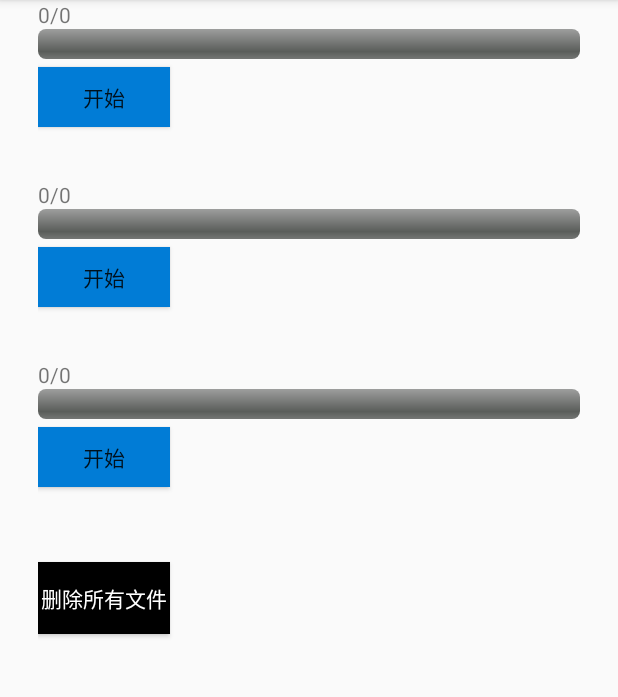
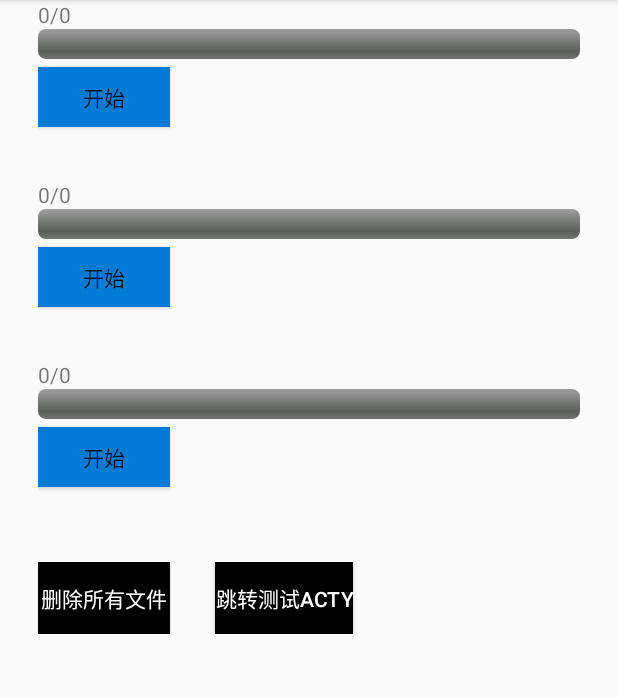
Before and after one commit to yaowen369/DownloadHelper, an Android app: the screen it shows after launch (MainActivity), on a phone screen of 412 x 824 dp, the part 84-781 px from its top. Run offline under Robolectric (Android 15) with nearby library versions, the phone set to English and light mode, and no system bars.

```diff
--- a/sample/src/main/java/com/yaoxiaowen/download/sample/MainActivity.java
+++ b/sample/src/main/java/com/yaoxiaowen/download/sample/MainActivity.java
@@ -22,6 +22,7 @@ import com.yaoxiaowen.download.FileInfo;
 import com.yaoxiaowen.download.DownloadHelper;
 import com.yaoxiaowen.download.sample.utils.Utils_Parse;
 import com.yaoxiaowen.download.utils.DebugUtils;
+import com.yaoxiaowen.download.utils.LogUtils;
 
 import java.io.File;
 
@@ -34,27 +35,26 @@ public class MainActivity extends AppCompatActivity implements View.OnClickListe
 
     public static final String TAG = "weny SimpleMainActivity";
 
-
     //Todo 同程旅游的下载地址 ：     "http://s.ly.com/tTV79";
     //为什么下载不下来，这个 网页做了什么, 回头要研究
 
-    //淘宝 app 下载地址
-    private static final String firstUrl = "http://ucan.25pp.com/Wandoujia_web_seo_baidu_homepage.apk";
+    //豌豆荚 app 下载地址
+    private static final String firstUrl = Constanst.WAN_DOU_JIA_URL;
     private File firstFile;
-    private String firstName = "豌豆荚.apk";
+    private String firstName = Constanst.WAN_DOU_JIA_NAME;
     private static final String FIRST_ACTION = "download_helper_first_action";
 
 
     //美团 app 下载地址
-    private static final String secondUrl = "http://www.meituan.com/mobile/download/meituan/android/meituan?from=new";
+    private static final String secondUrl = Constanst.MEI_TUAN_URL;
     private File secondFile;
-    private String secondName = "美团.apk";
+    private String secondName = Constanst.MEI_TUAN_NAME;
     private static final String SECOND_ACTION = "download_helper_second_action";
 
     // 12306 APP 下载地址
-    private static final String thirdUrl = "http://dynamic.12306.cn/otn/appDownload/androiddownload";
+    private static final String thirdUrl = Constanst.TRAIN_12306_URL;
     private File thirdFile;
-    private String thirdName = "12306.apk";
+    private String thirdName = Constanst.TRAIN_12306_NAME;
     private static final String THIRD_ACTION = "download_helper_third_action";
 
     private DownloadHelper mDownloadHelper;
@@ -84,6 +84,8 @@ public class MainActivity extends AppCompatActivity implements View.OnClickListe
     private Button thirdBtn;
 
     private Button deleteAllBtn;
+    private Button jumpTestActyBtn;
+
 
     private BroadcastReceiver receiver = new BroadcastReceiver() {
         @Override
@@ -116,6 +118,8 @@ public class MainActivity extends AppCompatActivity implements View.OnClickListe
     protected void onCreate(Bundle savedInstanceState) {
         super.onCreate(savedInstanceState);
         setContentView(R.layout.activity_main);
+
+        LogUtils.setDebug(true);
 
         initData();
         initView();
@@ -154,6 +158,8 @@ public class MainActivity extends AppCompatActivity implements View.OnClickListe
         thirdBtn.setText(START);
 
         deleteAllBtn = (Button) findViewById(R.id.deleteAllBtn);
+
+        jumpTestActyBtn = findViewById(R.id.jumpTestActyBtn);
     }
 
     private void initListener(){
@@ -162,6 +168,7 @@ public class MainActivity extends AppCompatActivity implements View.OnClickListe
         thirdBtn.setOnClickListener(this);
 
         deleteAllBtn.setOnClickListener(this);
+        jumpTestActyBtn.setOnClickListener(this);
     }
 
     @Override
@@ -178,6 +185,10 @@ public class MainActivity extends AppCompatActivity implements View.OnClickListe
                 break;
             case R.id.deleteAllBtn:
                 deleteAllFile();
+                break;
+            case R.id.jumpTestActyBtn:
+                Intent intent = new Intent(this, TestActivity.class);
+                startActivity(intent);
                 break;
         }
     }
--- a/sample/src/main/res/layout/activity_main.xml
+++ b/sample/src/main/res/layout/activity_main.xml
@@ -80,15 +80,38 @@
 
     <!--删除所有文件按钮-->
 
+    <LinearLayout
+        android:layout_width="match_parent"
+        android:layout_height="wrap_content"
+        android:orientation="horizontal"
+        android:layout_marginTop="50dp"
+        >
+
         <Button
             android:id="@+id/deleteAllBtn"
             android:layout_width="wrap_content"
             android:layout_height="wrap_content"
-        android:layout_marginTop="50dp"
             android:background="@android:color/black"
             android:textColor="@android:color/white"
             android:text="删除所有文件"
             />
 
+        <Button
+            android:id="@+id/jumpTestActyBtn"
+            android:layout_width="wrap_content"
+            android:layout_height="wrap_content"
+
+            android:layout_marginLeft="30dp"
+            android:background="@android:color/black"
+            android:textColor="@android:color/white"
+            android:text="跳转测试acty"
+            />
 
     </LinearLayout>
+
+
+
+
+
+
+</LinearLayout>
```
Also changed, not shown: downloaderHelper/src/main/AndroidManifest.xml (+7 -1 lines), downloaderHelper/src/main/java/com/yaoxiaowen/download/execute/DownloadTask.java (+32 -4 lines), sample/src/main/AndroidManifest.xml (+10 -9 lines), sample/src/main/java/com/yaoxiaowen/download/sample/Constanst.java (added, +21 -0 lines), sample/src/main/java/com/yaoxiaowen/download/sample/TestActivity.java (added, +132 -0 lines), sample/src/main/res/layout/activity_test.xml (added, +36 -0 lines). Lines whose indentation alone changed are shown as unchanged.
